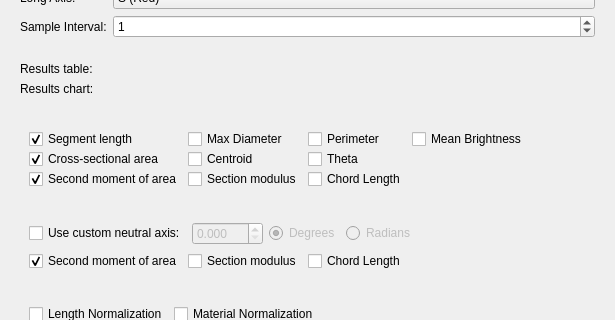
Old version of the form SegmentGeometry/Resources/UI/SegmentGeometry.ui in the repository jmhuie/SlicerBiomech; both pictures show x 0 to 615 and y 127 to 447 of the 615 by 990 pixel window.
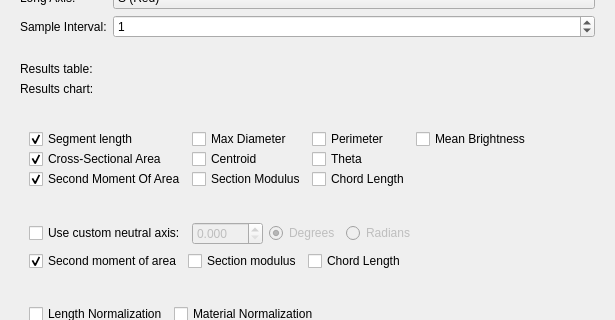
New version of the form. Custom widgets are drawn as their Qt base class.

Patch:
```diff
--- a/SegmentGeometry/Resources/UI/SegmentGeometry.ui
+++ b/SegmentGeometry/Resources/UI/SegmentGeometry.ui
@@ -406,7 +406,7 @@
             <item row="1" column="0">
              <widget class="QCheckBox" name="CSAcheckBox">
               <property name="text">
-               <string>Cross-sectional area</string>
+               <string>Cross-Sectional Area</string>
               </property>
               <property name="checked">
                <bool>true</bool>
@@ -416,7 +416,7 @@
             <item row="2" column="0">
              <widget class="QCheckBox" name="SMAcheckBox_1">
               <property name="text">
-               <string>Second moment of area</string>
+               <string>Second Moment Of Area</string>
               </property>
               <property name="checked">
                <bool>true</bool>
@@ -446,7 +446,7 @@
             <item row="2" column="1">
              <widget class="QCheckBox" name="MODcheckBox_1">
               <property name="text">
-               <string>Section modulus</string>
+               <string>Section Modulus</string>
               </property>
               <property name="checked">
                <bool>false</bool>
```
